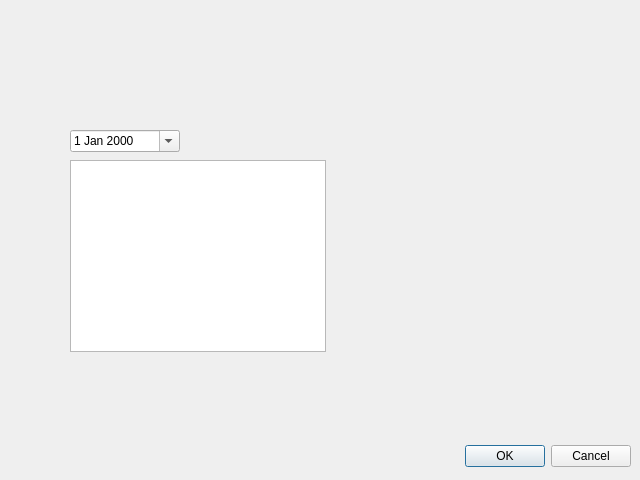
Qt form sleepinglist.ui (tvklo/formirovanie-qt) before a commit.
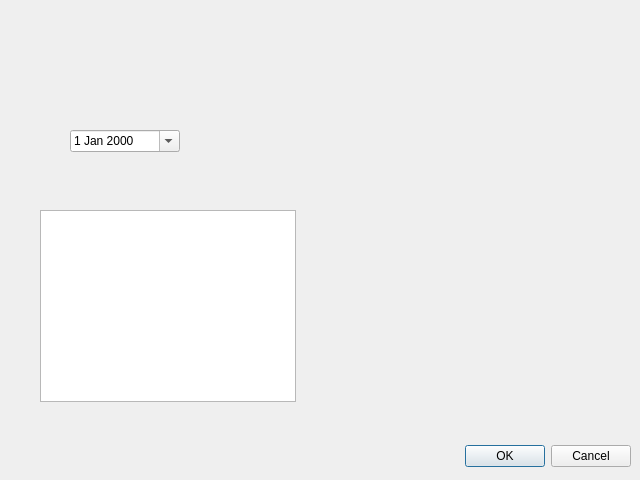
The same form after that commit.

The edit to the form file:
```diff
--- a/sleepinglist.ui
+++ b/sleepinglist.ui
@@ -45,8 +45,8 @@
   <widget class="QTableWidget" name="tableWidget">
    <property name="geometry">
     <rect>
-     <x>70</x>
-     <y>160</y>
+     <x>40</x>
+     <y>210</y>
      <width>256</width>
      <height>192</height>
     </rect>
```
